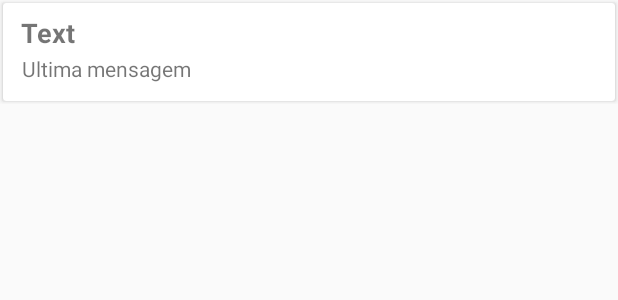
After one commit to Chicarelli/Voluntariar, an Android app: the layout item_contacts_messages.xml on its own in the app's theme, with its tools: preview values and no code run, on a phone screen of 412 x 824 dp. The commit adds this screen. Shown: the top 300 px of the screen. Run offline under Robolectric (Android 15) with nearby library versions, the phone set to English and light mode, and no system bars; Roboto replaces fonts that are not available here.

Commit message:
Adicionando Tela de Contatos, tela de Ultima mensagem e Adicionando DrawerLayout para a tela de Evento

```diff
--- a/app/src/main/java/com/example/voluntariado/MainActivity.java
+++ b/app/src/main/java/com/example/voluntariado/MainActivity.java
@@ -124,6 +124,12 @@ public class MainActivity extends AppCompatActivity {  //ACITIVTY QUE SERÁ APRE
         if(drawerLayout.isDrawerOpen(GravityCompat.START)){
             drawerLayout.closeDrawer(GravityCompat.START);
         }
+    }
+
+    public void messagesScreen(View view){
+        Intent intent = new Intent(MainActivity.this, MessageActivity.class);
+        startActivity(intent);
+
     }
 
 
--- /dev/null
+++ b/app/src/main/res/drawable/ic_voltar.xml
@@ -0,0 +1,5 @@
+<vector android:height="32dp" android:tint="#FCF1FD"
+    android:viewportHeight="24" android:viewportWidth="24"
+    android:width="32dp" xmlns:android="http://schemas.android.com/apk/res/android">
+    <path android:fillColor="@android:color/white" android:pathData="M20,11H7.83l5.59,-5.59L12,4l-8,8 8,8 1.41,-1.41L7.83,13H20v-2z"/>
+</vector>
--- /dev/null
+++ b/app/src/main/res/layout/item_contacts_messages.xml
@@ -0,0 +1,56 @@
+<?xml version="1.0" encoding="utf-8"?>
+<androidx.constraintlayout.widget.ConstraintLayout xmlns:android="http://schemas.android.com/apk/res/android"
+    xmlns:app="http://schemas.android.com/apk/res-auto"
+    android:layout_width="match_parent"
+    android:layout_height="wrap_content">
+
+    <androidx.cardview.widget.CardView
+        android:layout_width="match_parent"
+        android:layout_height="65dp"
+        android:layout_margin="2dp"
+        android:background="@drawable/background"
+        app:layout_constraintTop_toTopOf="parent"
+        app:layout_constraintLeft_toLeftOf="parent"
+        app:layout_constraintRight_toRightOf="parent"
+        app:layout_constraintBottom_toBottomOf="parent"
+        android:id="@+id/cardView_contacts"
+        android:padding="3dp">
+
+        <androidx.constraintlayout.widget.ConstraintLayout
+            android:layout_width="match_parent"
+            android:layout_height="match_parent">
+
+            <TextView
+                android:id="@+id/username"
+                android:layout_width="wrap_content"
+                android:layout_height="wrap_content"
+                android:layout_marginLeft="10dp"
+                android:maxWidth="240dp"
+                android:padding="2dp"
+                android:text="Text"
+                android:textSize="18sp"
+                android:textStyle="bold"
+                app:layout_constraintBottom_toBottomOf="parent"
+                app:layout_constraintHorizontal_bias="0"
+                app:layout_constraintLeft_toLeftOf="parent"
+                app:layout_constraintRight_toRightOf="parent"
+                app:layout_constraintTop_toTopOf="parent"
+                app:layout_constraintVertical_bias="0.15" />
+
+            <TextView
+                android:id="@+id/last_message"
+                android:layout_width="wrap_content"
+                android:layout_height="wrap_content"
+                android:text="Ultima mensagem"
+                app:layout_constraintBottom_toBottomOf="parent"
+                app:layout_constraintHorizontal_bias="0.01"
+                app:layout_constraintLeft_toLeftOf="@id/username"
+                app:layout_constraintRight_toRightOf="parent"
+                app:layout_constraintTop_toBottomOf="@id/username"
+                app:layout_constraintVertical_bias="0" />
+
+        </androidx.constraintlayout.widget.ConstraintLayout>
+
+    </androidx.cardview.widget.CardView>
+
+</androidx.constraintlayout.widget.ConstraintLayout>
```
Also changed, not shown: app/src/main/AndroidManifest.xml (+8 -9 lines), app/src/main/java/com/example/voluntariado/ChatActivity.java (+29 -3 lines), app/src/main/java/com/example/voluntariado/Contact.java (added, +50 -0 lines), app/src/main/java/com/example/voluntariado/MessageActivity.java (added, +115 -0 lines), app/src/main/java/com/example/voluntariado/telaDoEvento.java (+96 -3 lines), app/src/main/res/layout/activity_message.xml (added, +31 -0 lines), app/src/main/res/layout/contacts_toolbar.xml (added, +41 -0 lines), 113 other files.
